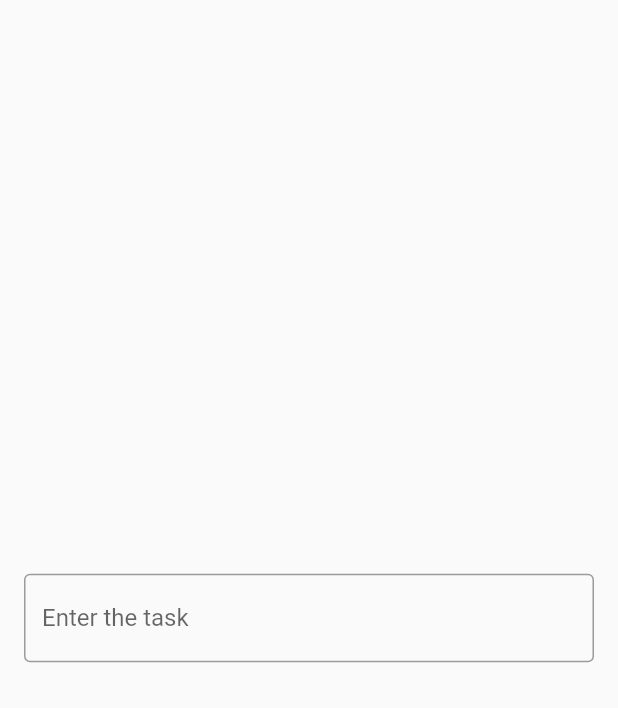
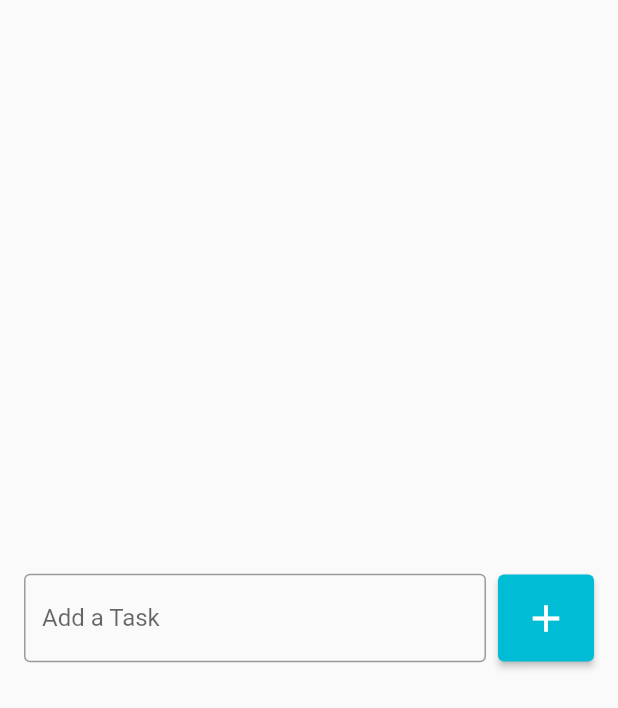
Before and after one commit to NeveScript/Todo-List-Flutter-App, a Flutter app: the screen it shows after launch, on a phone screen of 412 x 824 dp. Shown: the top 708 px of the screen. Run offline on Flutter 3.47's test engine with Material 2 defaults, Android fonts, the phone set to English and light mode, and no system bars.

Commit message:
Add Button with icon  and Text Field

```diff
--- a/lib/pages/todo_list_page.dart
+++ b/lib/pages/todo_list_page.dart
@@ -8,13 +8,31 @@ class TodoListPage extends StatelessWidget {
     return Scaffold(
       body: Center(
         child: Padding(
-          padding: const EdgeInsets.symmetric(horizontal: 16),
-          child: TextField(
-            decoration: InputDecoration(
-              labelText: "Enter the task",
-              hintText: "Try typing: Feed the dog...",
-              border: OutlineInputBorder(),
-            ),
+          padding: const EdgeInsets.symmetric(horizontal: 16.0),
+          child: Row(
+            children: [
+              const Expanded(
+                child: TextField(
+                  decoration: InputDecoration(
+                    border: OutlineInputBorder(),
+                    labelText: "Add a Task",
+                    hintText: "Example: Buy some winter clothes",
+                  ),
+                ),
+              ),
+              const SizedBox(width: 8),
+              ElevatedButton(
+                onPressed: () {},
+                style: ElevatedButton.styleFrom(
+                  backgroundColor: Colors.cyan,
+                  padding: const EdgeInsets.all(14),
+                ),
+                child: const Icon(
+                  Icons.add,
+                  size: 30,
+                ),
+              ),
+            ],
           ),
         ),
       ),
```
